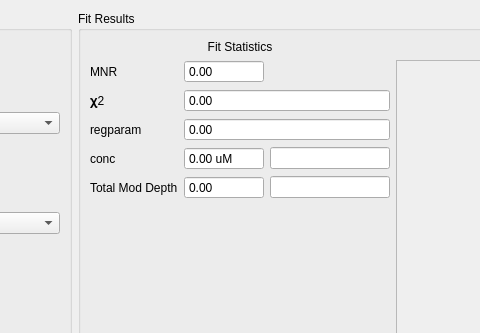
JeschkeLab/autoDEER, file autodeer/gui/deerpanel.ui: the form before one commit; both pictures show x 335 to 815 and y 0 to 333 of the 1252 by 663 pixel window.
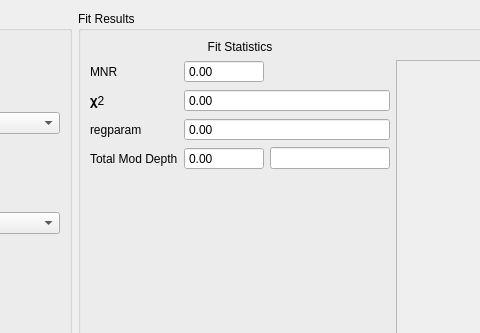
The form after the commit.

Commit message: Adding Background model to GUI

```diff
--- a/autodeer/gui/deerpanel.ui
+++ b/autodeer/gui/deerpanel.ui
@@ -325,74 +325,13 @@
            </widget>
           </item>
           <item row="4" column="0">
-           <widget class="QLabel" name="label_13">
-            <property name="text">
-             <string>conc</string>
-            </property>
-           </widget>
-          </item>
-          <item row="4" column="1">
-           <layout class="QHBoxLayout" name="horizontalLayout_6">
-            <property name="sizeConstraint">
-             <enum>QLayout::SetDefaultConstraint</enum>
-            </property>
-            <item>
-             <widget class="QDoubleSpinBox" name="conc_value">
-              <property name="minimumSize">
-               <size>
-                <width>80</width>
-                <height>0</height>
-               </size>
-              </property>
-              <property name="readOnly">
-               <bool>true</bool>
-              </property>
-              <property name="buttonSymbols">
-               <enum>QAbstractSpinBox::NoButtons</enum>
-              </property>
-              <property name="prefix">
-               <string/>
-              </property>
-              <property name="suffix">
-               <string> uM</string>
-              </property>
-              <property name="decimals">
-               <number>2</number>
-              </property>
-              <property name="maximum">
-               <double>10000.000000000000000</double>
-              </property>
-             </widget>
-            </item>
-            <item>
-             <widget class="QLineEdit" name="conc_uncert">
-              <property name="sizePolicy">
-               <sizepolicy hsizetype="MinimumExpanding" vsizetype="Fixed">
-                <horstretch>0</horstretch>
-                <verstretch>0</verstretch>
-               </sizepolicy>
-              </property>
-              <property name="minimumSize">
-               <size>
-                <width>120</width>
-                <height>0</height>
-               </size>
-              </property>
-              <property name="readOnly">
-               <bool>true</bool>
-              </property>
-             </widget>
-            </item>
-           </layout>
-          </item>
-          <item row="5" column="0">
            <widget class="QLabel" name="label_14">
             <property name="text">
              <string>Total Mod Depth</string>
             </property>
            </widget>
           </item>
-          <item row="5" column="1">
+          <item row="4" column="1">
            <layout class="QHBoxLayout" name="horizontalLayout_7">
             <item>
              <widget class="QDoubleSpinBox" name="Total_mod_value">
```
Left out of the diff: 4 changed lines with no effect on the pictures. The commit also changes 5 other files.
